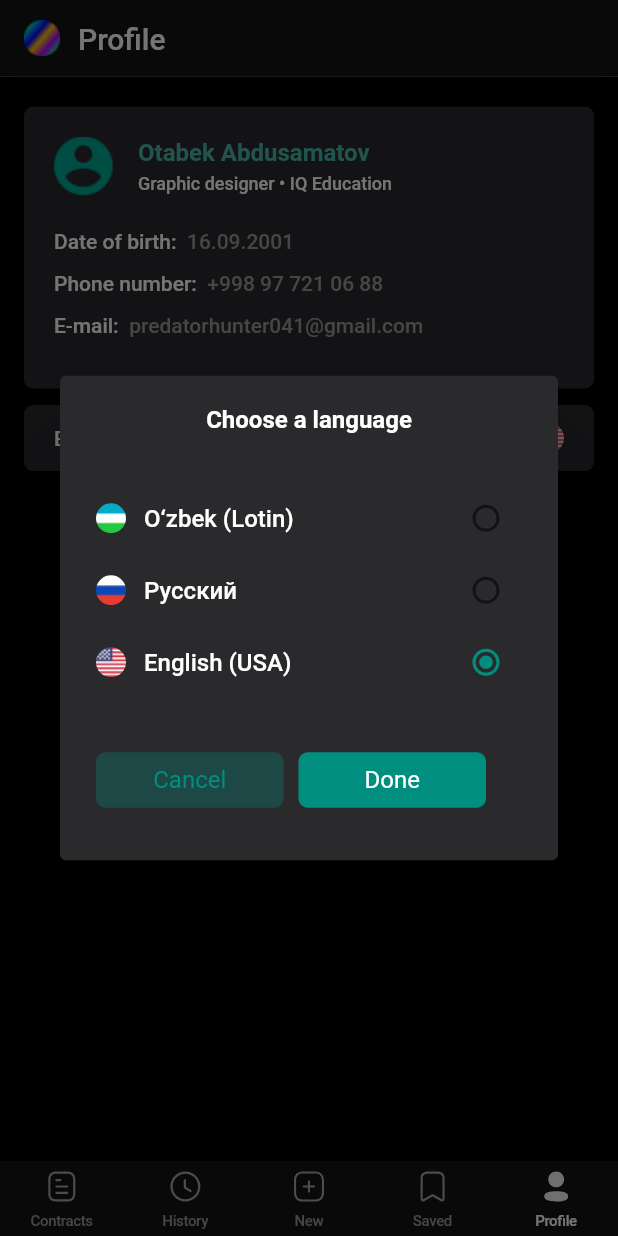
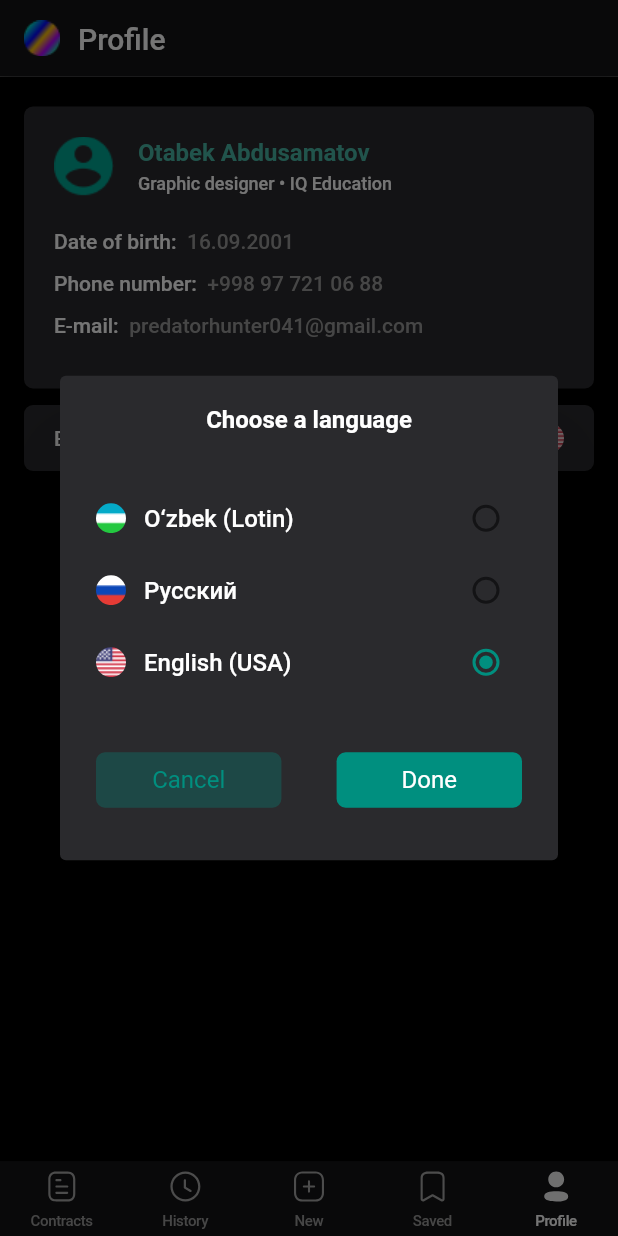
Before and after one commit to Golibjon2001/ibilling, a Flutter app: the screen it shows after launch, item 5 of the bottom bar chosen, after a tap on "English (USA)", on a phone screen of 412 x 824 dp. Run offline on Flutter 3.47's test engine with Material 2 defaults, Android fonts, the phone set to English and light mode, and no system bars; our stand-ins replace bloc, date_picker_timeline, easy_localization, equatable, flutter_bloc, flutter_svg and 2 more.

Commit message:
chalasi turilandi

```diff
--- a/lib/features/contracts/pages/blocs/contract_bloc.dart
+++ b/lib/features/contracts/pages/blocs/contract_bloc.dart
@@ -150,7 +150,7 @@ class ContractBloc extends Bloc<ContractEvent, ContractState> {
     on<IncrementDate>((event, emit) {
       emit(state.copyWith(status: FormzStatus.submissionInProgress));
       print('call  IncrementDate event');
-      final date = state.initialDate.add(const Duration(days:7));
+      final date = state.initialDate.add(const Duration(days:6));
       emit(state.copyWith(
           initialDate: date, status: FormzStatus.submissionSuccess));
     });
@@ -158,7 +158,7 @@ class ContractBloc extends Bloc<ContractEvent, ContractState> {
     on<DecrementDate>((event, emit) {
       emit(state.copyWith(status: FormzStatus.submissionInProgress));
       print('call  IncrementDate event');
-      final date = state.initialDate.subtract(const Duration(days:7));
+      final date = state.initialDate.subtract(const Duration(days:6));
       emit(state.copyWith(
           initialDate: date, status: FormzStatus.submissionSuccess));
     });
--- a/lib/features/contracts/pages/contracts_screen.dart
+++ b/lib/features/contracts/pages/contracts_screen.dart
@@ -5,8 +5,10 @@ import 'package:flutter_bloc/flutter_bloc.dart';
 import 'package:formz/formz.dart';
 import 'package:ibilling/assets/colors/colors.dart';
 import 'package:ibilling/assets/icons/app_icons.dart';
+import 'package:ibilling/features/contracts/data/models/contract_model.dart';
 import 'package:ibilling/features/contracts/pages/blocs/contract_bloc.dart';
 import 'package:ibilling/features/contracts/pages/contracts_filters.dart';
+import 'package:ibilling/features/contracts/pages/widgets/contract_list.dart';
 import 'package:ibilling/features/single/pages/single.dart';
 import 'package:ibilling/features/contracts/pages/widgets/contarct_app_bar.dart';
 import 'package:ibilling/features/contracts/pages/widgets/contract_calendar.dart';
@@ -22,6 +24,8 @@ class ContractsScreen extends StatefulWidget {
 }
 
 class _ContractsScreenState extends State<ContractsScreen> {
+  late ContractModel contractModel;
+
   @override
   Widget build(BuildContext context) {
     return Scaffold(
--- a/lib/features/history/pages/history_screen.dart
+++ b/lib/features/history/pages/history_screen.dart
@@ -10,6 +10,7 @@ import 'package:ibilling/features/contracts/pages/widgets/contarct_app_bar.dart'
 import 'package:ibilling/features/contracts/pages/widgets/contract_empty.dart';
 import 'package:ibilling/features/contracts/pages/widgets/contract_item.dart';
 import 'package:intl/intl.dart';
+import 'package:jiffy/jiffy.dart';
 
 class HistoryScreen extends StatefulWidget {
   const HistoryScreen({Key? key}) : super(key: key);
@@ -37,7 +38,7 @@ class _HistoryScreenState extends State<HistoryScreen> {
         lastDate:DateTime.now()
     ).then((piscedDate)  {
       if(piscedDate==null){return;}
-      selectedData=DateFormat.yMd().format(piscedDate);
+      selectedData=Jiffy(piscedDate).format('dd.MM.yyyy')/*DateFormat.yMd().format(piscedDate)*/;
       setState(() {
 
       });
@@ -51,7 +52,7 @@ class _HistoryScreenState extends State<HistoryScreen> {
         lastDate:DateTime.now()
     ).then((piscedDate)  {
       if(piscedDate==null){return;}
-      selectedDatatwo=DateFormat.yMd().format(piscedDate);
+      selectedDatatwo=Jiffy(piscedDate).format('dd.MM.yyyy')/*DateFormat.yMd().format(piscedDate)*/;
       setState(() {
 
       });
@@ -94,7 +95,7 @@ class _HistoryScreenState extends State<HistoryScreen> {
                             },
                             child: Container(
                               padding:const EdgeInsets.only(left:15,right:15),
-                              width:116,
+                              width:118,
                               height:37,
                               decoration:BoxDecoration(
                                 color:dark,
@@ -122,7 +123,7 @@ class _HistoryScreenState extends State<HistoryScreen> {
                             },
                             child: Container(
                               padding:const EdgeInsets.only(left:15,right:15),
-                              width:116,
+                              width:118,
                               height:37,
                               decoration:BoxDecoration(
                                 color:dark,
--- a/lib/features/profile/pages/widgets/select_language_dialog.dart
+++ b/lib/features/profile/pages/widgets/select_language_dialog.dart
@@ -37,6 +37,7 @@ class _SelectDialogState extends State<SelectDialog> {
 
   @override
   Widget build(BuildContext context) {
+    double size=MediaQuery.of(context).size.width*0.30;
     return AlertDialog(
       backgroundColor: dark,
       content: SizedBox(
@@ -167,6 +168,7 @@ class _SelectDialogState extends State<SelectDialog> {
               height: 36,
             ),
             Row(
+              mainAxisAlignment:MainAxisAlignment.spaceBetween,
               children: [
                 InkWell(
                   onTap: () {
@@ -174,7 +176,7 @@ class _SelectDialogState extends State<SelectDialog> {
                   },
                   child: Container(
                     height: 37,
-                    width: 125,
+                    width:size,
                     decoration: BoxDecoration(
                       borderRadius: BorderRadius.circular(6),
                       color: darkgreen.withOpacity(0.3),
@@ -187,9 +189,6 @@ class _SelectDialogState extends State<SelectDialog> {
                     ),
                   ),
                 ),
-                const SizedBox(
-                  width: 10,
-                ),
                 InkWell(
                   onTap: () {
                     selectLanguage();
@@ -197,7 +196,7 @@ class _SelectDialogState extends State<SelectDialog> {
                   },
                   child: Container(
                     height: 37,
-                    width: 125,
+                    width: size,
                     decoration: BoxDecoration(
                       borderRadius: BorderRadius.circular(6),
                       color: darkgreen,
--- a/lib/main.dart
+++ b/lib/main.dart
@@ -24,7 +24,6 @@ void main() async {
 class MyApp extends StatelessWidget {
   const MyApp({super.key});
 
-  // This widget is the root of your application.
   @override
   Widget build(BuildContext context) {
     return BlocProvider(
```
Also changed, not shown: lib/features/contracts/pages/contracts_filters.dart (+4 -3 lines), lib/features/create/pages/create_screen.dart (+23 -4 lines), lib/features/single/pages/single.dart (+10 -9 lines).
